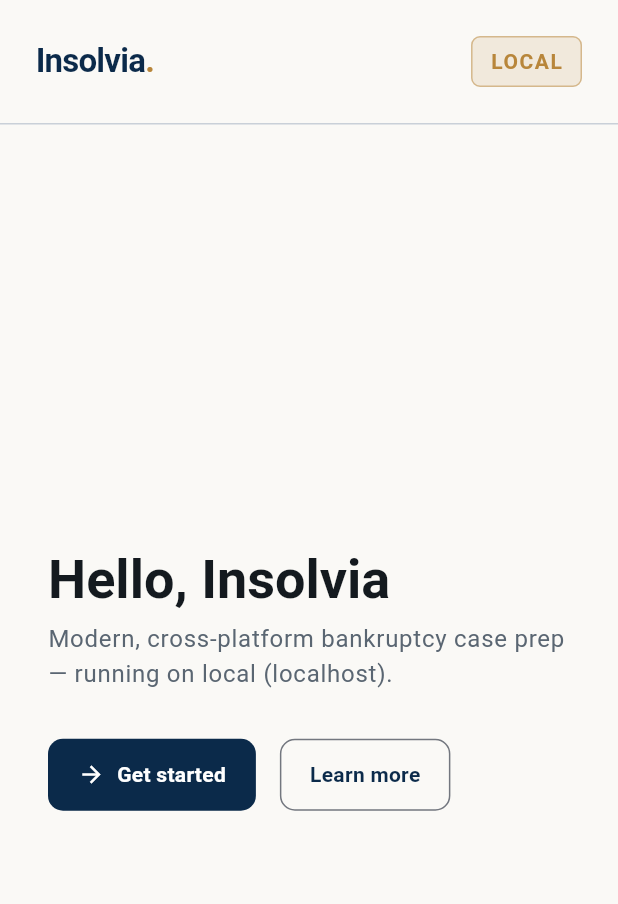
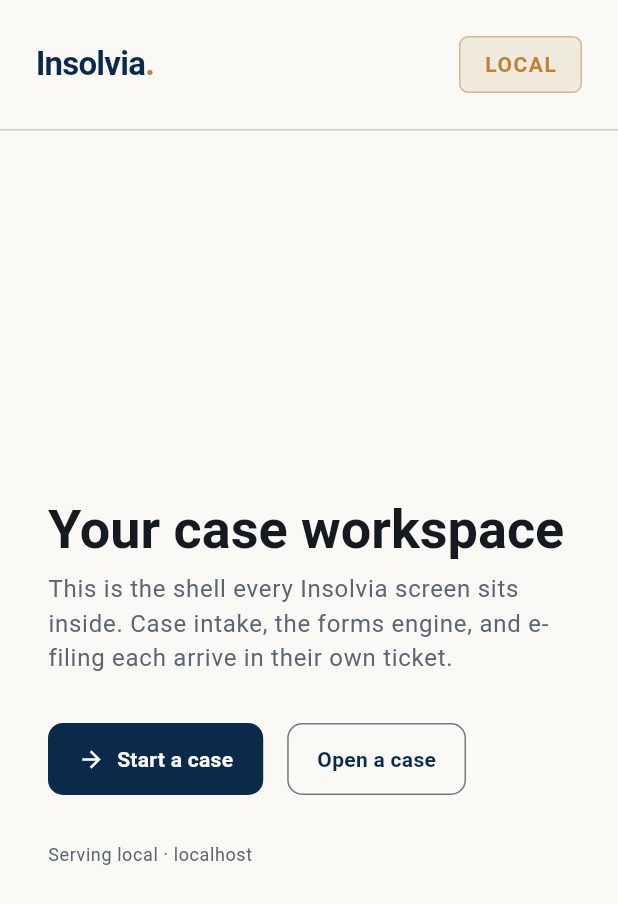
Before and after one commit to insolvia-ai/design-system, a Flutter app: the screen it shows after launch, on a phone screen of 412 x 824 dp. Shown: the top 904 px of the screen. Run offline on Flutter 3.47's test engine with Material 3 defaults, Android fonts, the phone set to English and light mode, and no system bars; our stand-ins replace go_router.

Commit message:
app: signed-in shell home, plus the routes a deployed SPA needs (#45)
Milestone 4.4. The home screen already sat inside AppScaffold with the
wordmark, AppButton, and the token scale, so this is a finishing pass on
the shell rather than a rewrite:

- Home reads as the inside of the app rather than a landing page, and
  names the environment it is serving alongside the badge.
- /auth/callback resolves to a screen. infra/modules/auth registers
  <origin>/auth/callback as the Cognito web client's only callback URL;
  no OIDC client ships in this build, so the route says so plainly and
  offers a way forward. It deliberately reads no code/state parameter —
  half an auth flow is worse than none.
- An errorBuilder catches every other deep link. Once CloudFront
  rewrites 403/404 to /index.html (issue 4.3), a mistyped URL reaches
  the router, and go_router's default is a stack trace on our domain.
- EnvBadge pulled its padding from literals (12/6); it now uses the
  spacing scale, per this app's no-hard-coded-spacing rule.
- The router is built by a factory so a test can start at a deep link
  without mutating a shared global; InsolviaApp takes the router it runs.

Tests cover the shell (chrome, wordmark, resolved environment, a
constrained column at desktop width), both themes, and each route
including the not-found fallback.

Co-authored-by: Insolvia <insolvia@Andreass-MacBook-Pro.local>
Co-authored-by: Claude Opus 5 <noreply@anthropic.com>

```diff
--- a/apps/insolvia_app/lib/src/app.dart
+++ b/apps/insolvia_app/lib/src/app.dart
@@ -1,11 +1,20 @@
 import 'package:flutter/material.dart';
+import 'package:go_router/go_router.dart';
 import 'package:insolvia_design_system/insolvia_design_system.dart';
 
 import 'routing/app_router.dart';
 
 /// Root widget: wires the Insolvia themes and the app router.
+///
+/// Both themes are supplied and [ThemeMode.system] is left as the default, so
+/// the shell follows the OS appearance on desktop and the browser's
+/// `prefers-color-scheme` on web.
 class InsolviaApp extends StatelessWidget {
-  const InsolviaApp({super.key});
+  const InsolviaApp({super.key, this.router});
+
+  /// The router to run on. Defaults to the app-wide [appRouter]; tests (and
+  /// any future deep-link entry point) can inject one that starts elsewhere.
+  final GoRouter? router;
 
   @override
   Widget build(BuildContext context) {
@@ -14,7 +23,7 @@ class InsolviaApp extends StatelessWidget {
       debugShowCheckedModeBanner: false,
       theme: InsolviaTheme.light(),
       darkTheme: InsolviaTheme.dark(),
-      routerConfig: appRouter,
+      routerConfig: router ?? appRouter,
     );
   }
 }
--- a/apps/insolvia_app/lib/src/features/home/presentation/home_screen.dart
+++ b/apps/insolvia_app/lib/src/features/home/presentation/home_screen.dart
@@ -4,9 +4,15 @@ import 'package:insolvia_design_system/insolvia_design_system.dart';
 import '../../../config/environment.dart';
 import 'widgets/env_badge.dart';
 
-/// The hello-world home screen. Everything visual comes from the design system:
-/// the [AppScaffold] frame, the [BrandWordmark], themed typography, and the
-/// [InsolviaColors] extension. It also surfaces the active [AppEnvironment].
+/// The signed-in shell's home screen.
+///
+/// Deliberately thin: this milestone proves the delivery pipeline, not the
+/// product (see `docs/MVP_PLAN.md`, Milestone 4). Everything visual comes from
+/// the design system — the [AppScaffold] frame (which carries the
+/// [BrandWordmark] and the centered max-width column), [AppButton], the
+/// spacing scale, and the [InsolviaColors] extension — so no color, spacing,
+/// or font is spelled out here. It also surfaces the active [AppEnvironment],
+/// which is what makes a staging build unmistakable at a glance.
 class HomeScreen extends StatelessWidget {
   const HomeScreen({super.key});
 
@@ -22,11 +28,11 @@ class HomeScreen extends StatelessWidget {
         mainAxisSize: MainAxisSize.min,
         crossAxisAlignment: CrossAxisAlignment.start,
         children: [
-          Text('Hello, Insolvia', style: textTheme.displaySmall),
+          Text('Your case workspace', style: textTheme.displaySmall),
           const SizedBox(height: InsolviaSpacing.sm),
           Text(
-            'Modern, cross-platform bankruptcy case prep — running on '
-            '${env.label.toLowerCase()} (${env.host}).',
+            'This is the shell every Insolvia screen sits inside. Case intake, '
+            'the forms engine, and e-filing each arrive in their own ticket.',
             style: textTheme.bodyLarge?.copyWith(color: colors.subtleText),
           ),
           const SizedBox(height: InsolviaSpacing.xl),
@@ -35,16 +41,21 @@ class HomeScreen extends StatelessWidget {
             runSpacing: InsolviaSpacing.md,
             children: [
               AppButton(
-                label: 'Get started',
+                label: 'Start a case',
                 icon: Icons.arrow_forward,
                 onPressed: () => _showSoon(context),
               ),
               AppButton(
-                label: 'Learn more',
+                label: 'Open a case',
                 variant: AppButtonVariant.secondary,
                 onPressed: () => _showSoon(context),
               ),
             ],
+          ),
+          const SizedBox(height: InsolviaSpacing.xl),
+          Text(
+            'Serving ${env.label.toLowerCase()} · ${env.host}',
+            style: textTheme.bodySmall?.copyWith(color: colors.subtleText),
           ),
         ],
       ),
@@ -53,7 +64,7 @@ class HomeScreen extends StatelessWidget {
 
   void _showSoon(BuildContext context) {
     ScaffoldMessenger.of(context).showSnackBar(
-      const SnackBar(content: Text('Coming soon.')),
+      const SnackBar(content: Text('Case tools arrive in a later release.')),
     );
   }
 }
--- a/apps/insolvia_app/lib/src/features/home/presentation/widgets/env_badge.dart
+++ b/apps/insolvia_app/lib/src/features/home/presentation/widgets/env_badge.dart
@@ -4,6 +4,10 @@ import 'package:insolvia_design_system/insolvia_design_system.dart';
 import '../../../../config/environment.dart';
 
 /// A small pill showing the current environment, tinted by the brand accent.
+///
+/// Padding comes from the spacing scale rather than literals, so the badge
+/// keeps the same rhythm as the rest of the shell (`apps/insolvia_app/CLAUDE.md`
+/// — no hard-coded colors, spacing, or fonts).
 class EnvBadge extends StatelessWidget {
   const EnvBadge({super.key, required this.env});
 
@@ -12,8 +16,13 @@ class EnvBadge extends StatelessWidget {
   @override
   Widget build(BuildContext context) {
     final colors = context.insolviaColors;
-    return Container(
-      padding: const EdgeInsets.symmetric(horizontal: 12, vertical: 6),
+    return Tooltip(
+      message: env.host,
+      child: Container(
+        padding: const EdgeInsets.symmetric(
+          horizontal: InsolviaSpacing.md,
+          vertical: InsolviaSpacing.sm,
+        ),
         decoration: BoxDecoration(
           color: colors.brandAccent.withValues(alpha: 0.14),
           borderRadius: InsolviaRadii.smAll,
@@ -26,6 +35,7 @@ class EnvBadge extends StatelessWidget {
                 letterSpacing: 1,
               ),
         ),
+      ),
     );
   }
 }
```
Also changed, not shown: apps/insolvia_app/lib/src/features/auth/presentation/auth_callback_screen.dart (added, +46 -0 lines), apps/insolvia_app/lib/src/routing/app_router.dart (+37 -5 lines), apps/insolvia_app/lib/src/routing/not_found_screen.dart (added, +41 -0 lines), 2 other files. Lines whose indentation alone changed are shown as unchanged.
